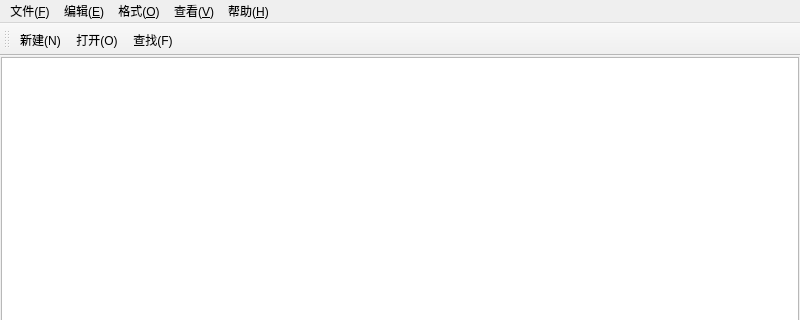
The window that Lab2/KuugaNotepad/mainwindow.ui (douhaoYaz/Qt-Project) describes before a commit, drawn with Qt 5; both pictures show x 0 to 800 and y 0 to 320 of the 800 by 600 pixel window.
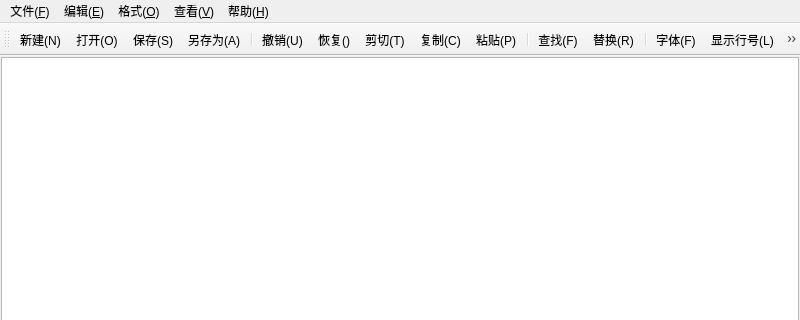
The same window after the commit. Icons and pictures are not drawn.

Patch:
```diff
--- a/Lab2/KuugaNotepad/mainwindow.ui
+++ b/Lab2/KuugaNotepad/mainwindow.ui
@@ -90,7 +90,24 @@
    </attribute>
    <addaction name="actionNew"/>
    <addaction name="actionOpen"/>
+   <addaction name="actionSave"/>
+   <addaction name="actionSavaAs"/>
+   <addaction name="separator"/>
+   <addaction name="actionUndo"/>
+   <addaction name="actionRedo"/>
+   <addaction name="actionCut"/>
+   <addaction name="actionCopy"/>
+   <addaction name="actionPaste"/>
+   <addaction name="separator"/>
    <addaction name="actionFind"/>
+   <addaction name="actionReplace"/>
+   <addaction name="separator"/>
+   <addaction name="actionFont"/>
+   <addaction name="actionShowNumber"/>
+   <addaction name="actionAutoWrap"/>
+   <addaction name="separator"/>
+   <addaction name="actionToolbar"/>
+   <addaction name="actionStatusbar"/>
   </widget>
   <action name="actionNew">
    <property name="icon">
```
Left out of the diff: 62 changed lines with no effect on the pictures.
